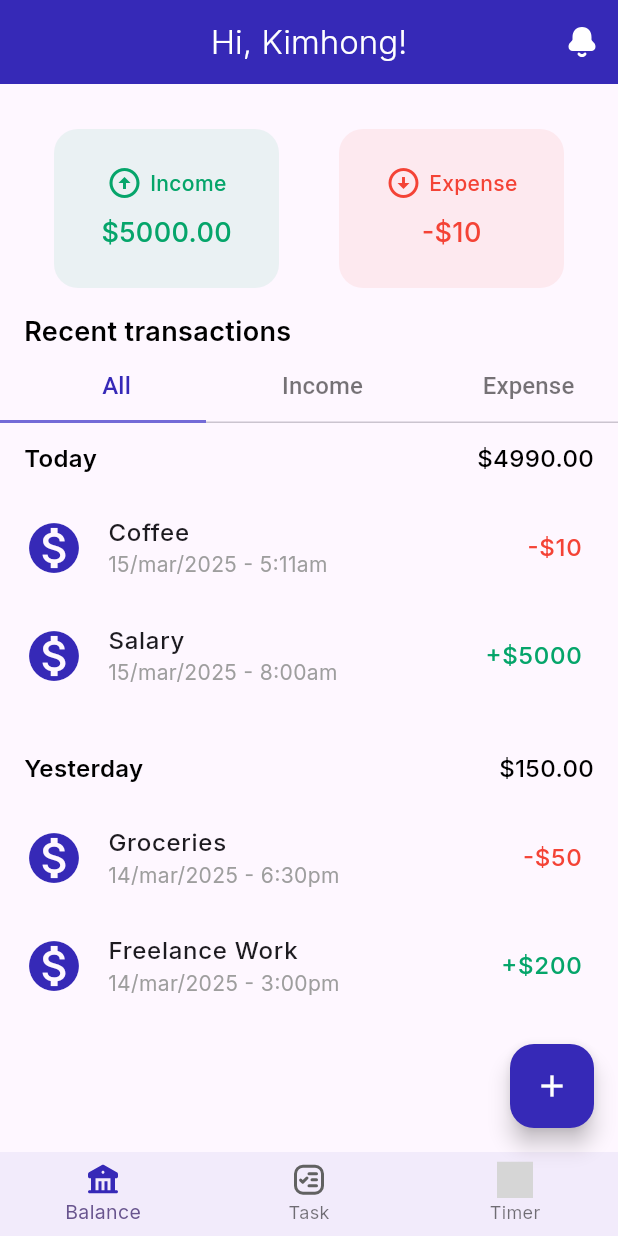
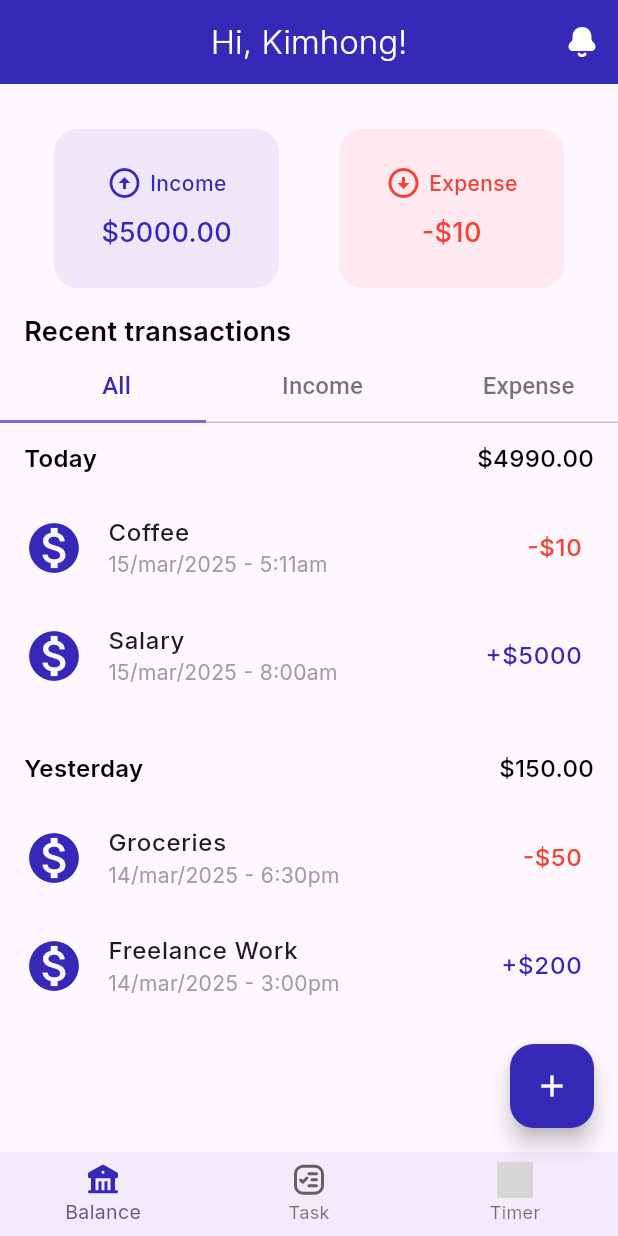
Before and after one commit to rinkimhong4/BalanceApp_New, a Flutter app: the screen it shows after launch, on a phone screen of 412 x 824 dp. Run offline on Flutter 3.47's test engine with Material 3 defaults, Android fonts, the light colour scheme and no system bars; our stand-ins replace flutter_svg, google_fonts; grey boxes are pictures that could not be loaded.

Commit message:
fix Balance

```diff
--- a/lib/widget/budget_summary_card.dart
+++ b/lib/widget/budget_summary_card.dart
@@ -18,7 +18,7 @@ class BudgetSummaryCard extends StatelessWidget {
   @override
   Widget build(BuildContext context) {
     return Container(
-      padding: const EdgeInsets.all(16),
+      padding: EdgeInsets.all(16),
       width: 150,
       decoration: BoxDecoration(
         color: color.withAlpha(20),
--- a/lib/widget/card_balance.dart
+++ b/lib/widget/card_balance.dart
@@ -18,7 +18,7 @@ class _CardBalanceWidgetState extends State<CardBalanceWidget> {
     Icons.arrow_circle_down_sharp,
   ];
   final List _dBudget = ['\$5000.00', '-\$10'];
-  final List _colorBudget = [const Color(0xFF05a56a), Colors.red];
+  final List _colorBudget = [Color(0xFF3629B7), Colors.red];
 
   final List<Map<String, dynamic>> _transactions = [
     {
@@ -104,6 +104,10 @@ class _CardBalanceWidgetState extends State<CardBalanceWidget> {
             padding: EdgeInsets.only(top: 14),
             margin: EdgeInsets.all(16),
             height: 120,
+            // decoration: BoxDecoration(
+            //   color: Color(0xFF3629B7),
+            //   borderRadius: BorderRadius.circular(20),
+            // ),
             child: Row(
               mainAxisAlignment: MainAxisAlignment.spaceAround,
               children: List.generate(
@@ -147,12 +151,12 @@ class _CardBalanceWidgetState extends State<CardBalanceWidget> {
                   ],
                 ),
                 SizedBox(
-                  height: 400, // Set a fixed height for the TabBarView
+                  height: 400,
                   child: TabBarView(
                     children: [
                       TransactionList(
                         transactions: _transactions,
-                        incomeColor: const Color(0xFF05a56a),
+                        incomeColor: Color(0xFF3629B7),
                         expenseColor: Colors.red,
                         transactionType: 'All',
                       ),
```
